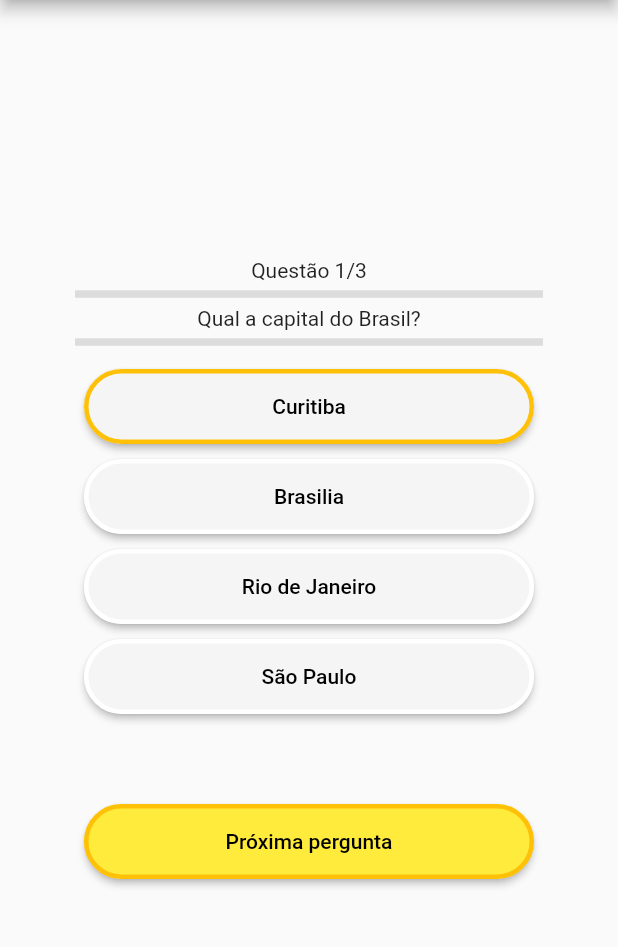
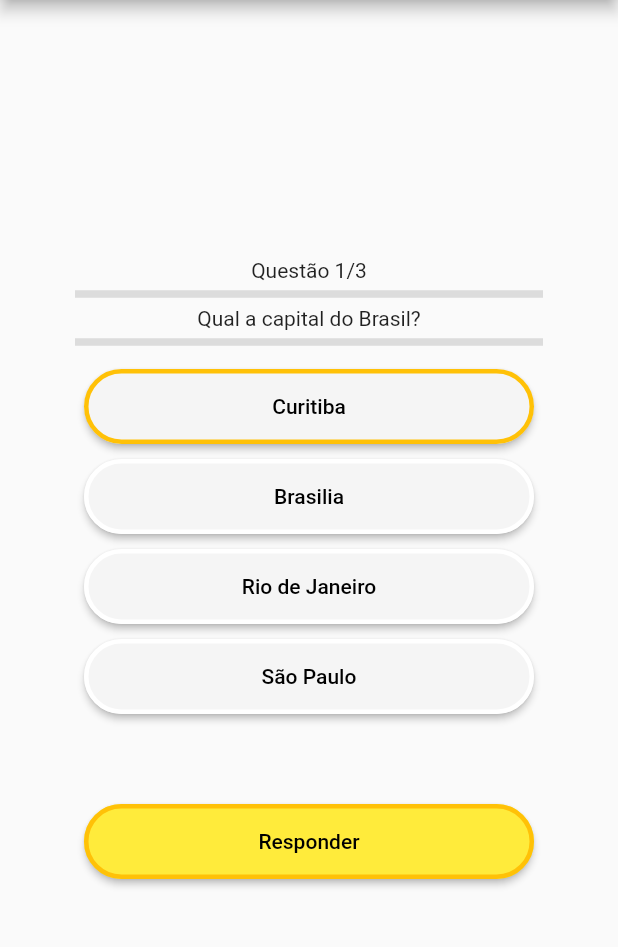
Before and after one commit to nicholaskotzias/quiz_app-hugoperlin, a Flutter app: the screen it shows after launch, after a tap on "Curitiba", on a phone screen of 412 x 824 dp, the part 84-1031 px from its top. Run offline on Flutter 3.47's test engine with Material 2 defaults, Android fonts, the phone set to English and light mode, and no system bars.

Commit message:
atividade feita em aula

```diff
--- a/quiz_app/lib/botao_alternativa.dart
+++ b/quiz_app/lib/botao_alternativa.dart
@@ -4,12 +4,16 @@ class BotaoAlternativa extends StatelessWidget {
   final String alternativa;
   final Function acao;
   final bool selecionada;
+  final bool acertou;
+  final bool respondeu;
 
   BotaoAlternativa({
     super.key,
     required this.alternativa,
     required this.acao,
     required this.selecionada,
+    required this.acertou,
+    required this.respondeu,
   });
 
   @override
@@ -34,7 +38,26 @@ class BotaoAlternativa extends StatelessWidget {
             onPressed: () {
               acao(alternativa);
             },
-            child: Text(alternativa),
+            child: Row(
+              mainAxisAlignment: MainAxisAlignment.center,
+              children: [
+                const Spacer(),
+                Text(alternativa),
+                selecionada && respondeu
+                ? Expanded(
+                  child: acertou
+                      ? Icon(
+                        Icons.thumb_up,
+                        color: Colors.green,
+                      )
+                    : Icon(
+                      Icons.thumb_down,
+                      color: Colors.red,
+                    ),
+                )
+                : Spacer(),
+              ],
+            ),
           ),
         ),
         SizedBox(height: 10),
--- a/quiz_app/lib/home_page.dart
+++ b/quiz_app/lib/home_page.dart
@@ -19,9 +19,9 @@ class _HomePageState extends State<HomePage> {
     });
   }
 
-  void _proximaPergunta() {
+  void _proximaPergunta(){
     setState(() {
-      //controladorQuiz.proximaPergunta();
+      controladorQuiz.acao();
     });
   }
 
@@ -33,7 +33,9 @@ class _HomePageState extends State<HomePage> {
       appBar: AppBar(
         title: Text("Quiz App"),
       ),
-      body: Container(
+      body: controladorQuiz.verResultados
+      ? Container(child: Center(child: Text("Resultados")))
+      : Container(
         padding: EdgeInsets.all(50),
         child: Center(
           child: Column(
@@ -51,14 +53,18 @@ class _HomePageState extends State<HomePage> {
                     alternativa: alternativa,
                     acao: _selecionarAlternativa,
                     selecionada:
-                        controladorQuiz.alternativaSelecionada == alternativa,
-                  );
+                        controladorQuiz.alternativaSelecionada ==
+                          alternativa,
+                    acertou: controladorQuiz.acertouResposta,
+                    respondeu: controladorQuiz.respondeuPergunta);
                 },
               ),
-              controladorQuiz.selecionouAlternativa
+              controladorQuiz.status != StatusQuiz.AGUARDAR
                   ? BotaoAcao(
-                      texto: "Próxima pergunta",
-                      acao: _proximaPergunta,
+                      texto: controladorQuiz.selecionouAlternativa
+                      ? "Responder"
+                      : "Próxima pergunta",
+                  acao: _proximaPergunta,
                     )
                   : SizedBox(
                       height: 100,
--- a/quiz_app/pubspec.yaml
+++ b/quiz_app/pubspec.yaml
@@ -19,7 +19,7 @@ publish_to: 'none' # Remove this line if you wish to publish to pub.dev
 version: 1.0.0+1
 
 environment:
-  sdk: '>=2.19.2 <3.0.0'
+  sdk: '>=2.18.4 <3.0.0'
 
 # Dependencies specify other packages that your package needs in order to work.
 # To automatically upgrade your package dependencies to the latest versions
```
Also changed, not shown: quiz_app/lib/controlador_quiz.dart (line endings or trailing spaces), quiz_app/pubspec.lock.
